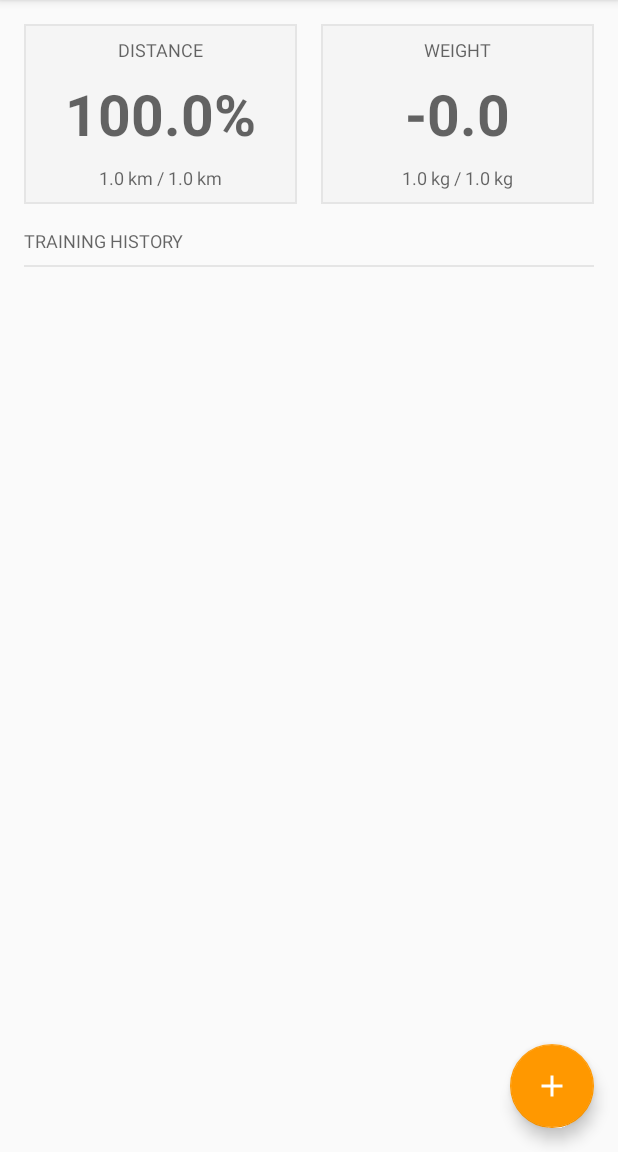
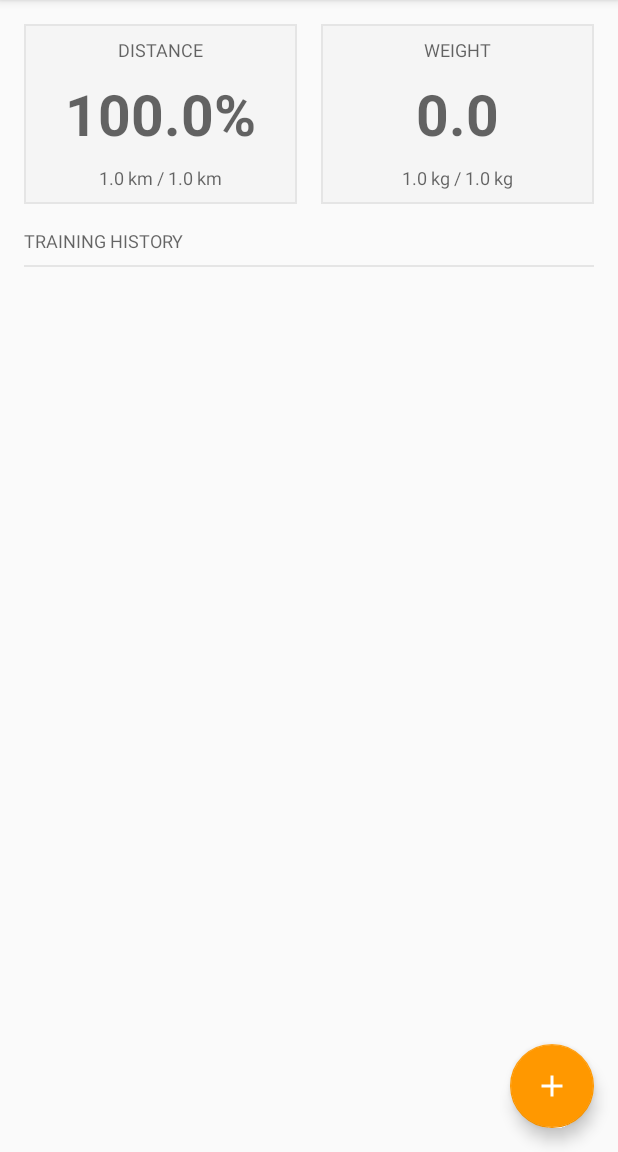
Before and after one commit to CMingTseng/green-deer, an Android app: the screen it shows after launch (HomeActivity), on a phone screen of 412 x 824 dp, the part 84-1236 px from its top. Run offline under Robolectric (Android 15) with nearby library versions, the phone set to English and light mode, and no system bars; libraries missing offline, so code that uses them is left out: io.grpc; 11 statements that could not run were skipped.

Commit message:
Fix double minus sign for negative numbers in WeightIndicator

```diff
--- a/app/src/main/java/com/kantoniak/greendeer/ui/WeightIndicator.java
+++ b/app/src/main/java/com/kantoniak/greendeer/ui/WeightIndicator.java
@@ -19,6 +19,6 @@ public class WeightIndicator extends CompletnessIndicator {
     @Override
     protected void updatePercentage() {
         double diff = Math.round((value-goal) * 10.d) / 10.d;
-        this.mTextPercentage.setText((value > goal ? "+" : "-") + valuePrefix + diff + valueSuffix);
+        this.mTextPercentage.setText((value > goal ? "+" : "") + valuePrefix + diff + valueSuffix);
     }
 }
```
